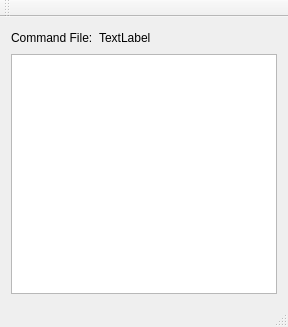
Above: src/unic/unic.ui from djsperka/vsg-progs before the change. Below: the same form after it.
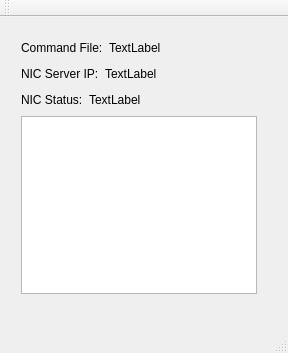
That is the form after the change.

Commit message: Add additional text labels to ui. Clean up log window display, remove jpg background.

Patch:
```diff
--- a/src/unic/unic.ui
+++ b/src/unic/unic.ui
@@ -7,15 +7,22 @@
     <x>0</x>
     <y>0</y>
     <width>288</width>
-    <height>327</height>
+    <height>353</height>
    </rect>
   </property>
   <property name="windowTitle">
    <string>unic</string>
   </property>
   <widget class="QWidget" name="centralWidget">
-   <layout class="QVBoxLayout" name="verticalLayout_2">
-    <item>
+   <widget class="QWidget" name="">
+    <property name="geometry">
+     <rect>
+      <x>10</x>
+      <y>10</y>
+      <width>258</width>
+      <height>278</height>
+     </rect>
+    </property>
      <layout class="QVBoxLayout" name="verticalLayout">
       <item>
        <layout class="QHBoxLayout" name="horizontalLayout">
@@ -48,12 +55,73 @@
         </item>
        </layout>
       </item>
+     <item>
+      <layout class="QHBoxLayout" name="horizontalLayout_2">
+       <item>
+        <widget class="QLabel" name="label_2">
+         <property name="text">
+          <string>NIC Server IP:</string>
+         </property>
+        </widget>
+       </item>
+       <item>
+        <widget class="QLabel" name="labelNICServerIP">
+         <property name="text">
+          <string>TextLabel</string>
+         </property>
+        </widget>
+       </item>
+       <item>
+        <spacer name="horizontalSpacer_2">
+         <property name="orientation">
+          <enum>Qt::Horizontal</enum>
+         </property>
+         <property name="sizeHint" stdset="0">
+          <size>
+           <width>40</width>
+           <height>20</height>
+          </size>
+         </property>
+        </spacer>
+       </item>
+      </layout>
+     </item>
+     <item>
+      <layout class="QHBoxLayout" name="horizontalLayout_3">
+       <item>
+        <widget class="QLabel" name="label_4">
+         <property name="text">
+          <string>NIC Status:</string>
+         </property>
+        </widget>
+       </item>
+       <item>
+        <widget class="QLabel" name="labelNICStatus">
+         <property name="text">
+          <string>TextLabel</string>
+         </property>
+        </widget>
+       </item>
+       <item>
+        <spacer name="horizontalSpacer_3">
+         <property name="orientation">
+          <enum>Qt::Horizontal</enum>
+         </property>
+         <property name="sizeHint" stdset="0">
+          <size>
+           <width>40</width>
+           <height>20</height>
+          </size>
+         </property>
+        </spacer>
+       </item>
+      </layout>
+     </item>
       <item>
        <widget class="QPlainTextEdit" name="plainTextEditLog"/>
       </item>
      </layout>
-    </item>
-   </layout>
+   </widget>
   </widget>
   <widget class="QMenuBar" name="menuBar">
    <property name="geometry">
```
Lines whose indentation alone changed are shown as unchanged. The commit also changes 1 other file.
